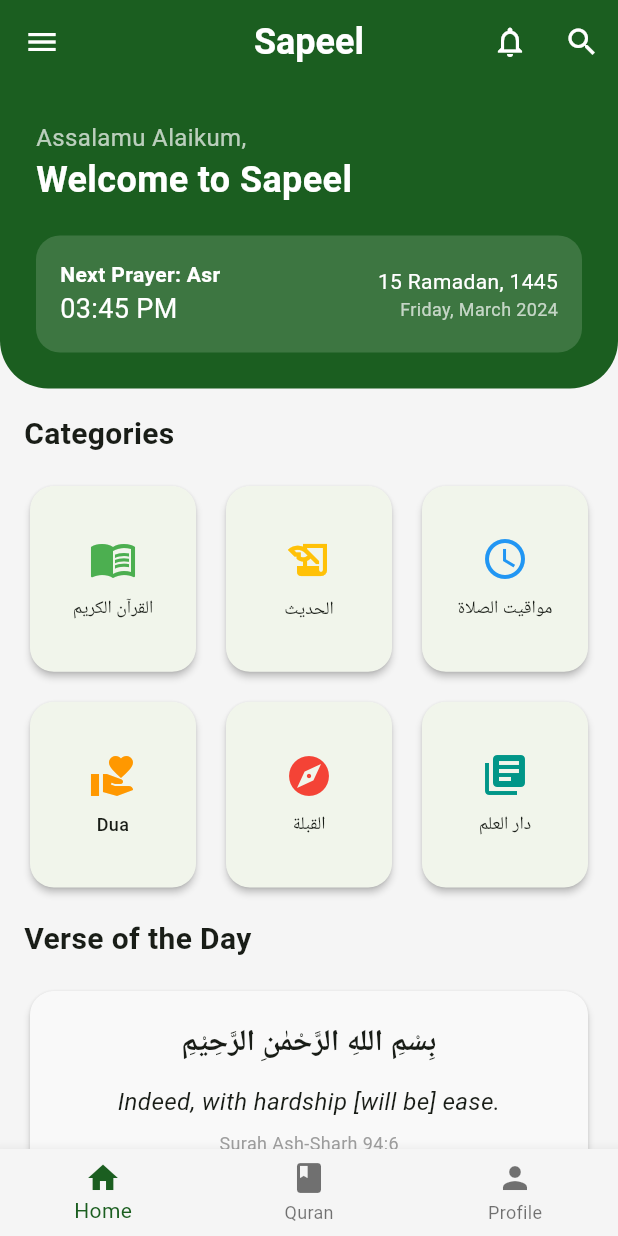
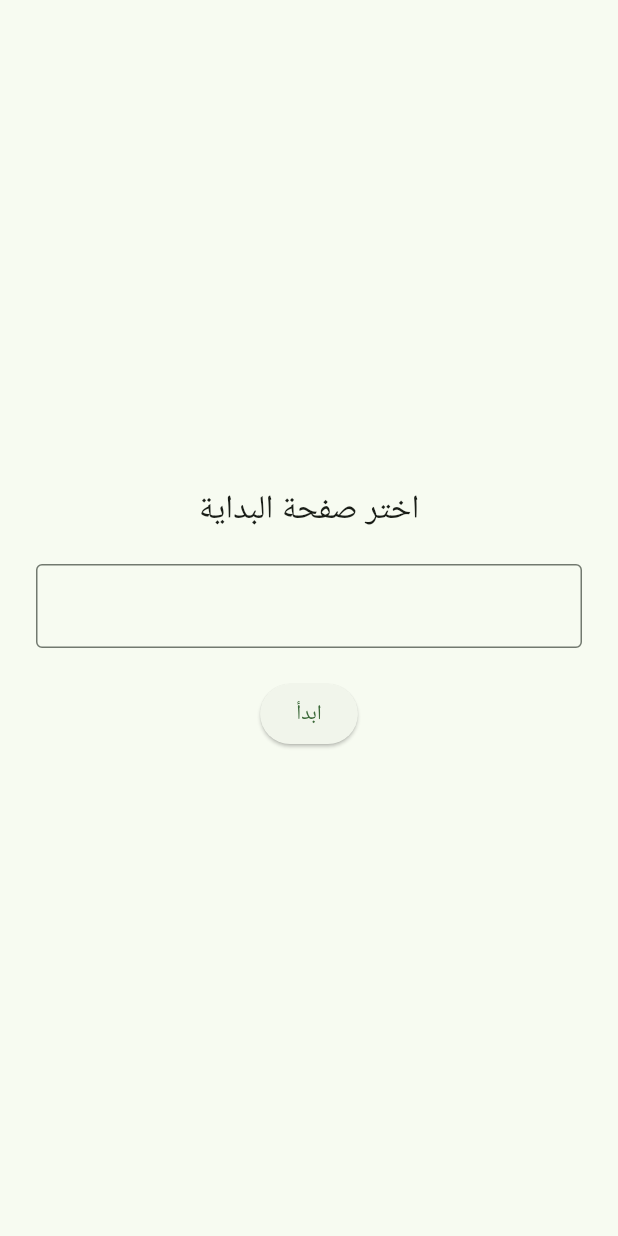
Before and after one commit to mohamedkhaled5/sapeel, a Flutter app: the screen it shows after launch, on a phone screen of 412 x 824 dp. Run offline on Flutter 3.47's test engine with Material 3 defaults, Android fonts, the phone set to English and light mode, and no system bars; our stand-ins replace flutter_svg, hive, hive_flutter, shared_preferences; accounts and stored records are empty.

Commit message:
i don't know wht is this commit .

```diff
--- a/lib/main.dart
+++ b/lib/main.dart
@@ -1,12 +1,19 @@
 import 'package:flutter/material.dart';
-import 'package:sapeel/views/screens/mushaf_screen.dart';
-import 'package:sapeel/views/screens/quran_screen.dart';
-import 'package:sapeel/views/screens/surah_detail.dart';
+import 'package:hive_flutter/hive_flutter.dart';
+import 'package:sapeel/views/hosoon_khamsa/app_storage.dart';
+
+import 'package:sapeel/views/hosoon_khamsa/el_hsoon.dart';
+import 'package:sapeel/views/hosoon_khamsa/start_setup.dart';
+import 'package:sapeel/views/quran_kareem/surah_detail.dart';
 import 'package:sapeel/views/small_widget/Verse_of_the_day.dart';
 import 'package:sapeel/views/small_widget/build_header.dart';
 import 'package:sapeel/views/small_widget/category_grid.dart';
 
-void main() {
+void main() async {
+  WidgetsFlutterBinding.ensureInitialized();
+
+  await Hive.initFlutter(); // ✅ تهيئة Hive
+
   runApp(const QuranApp());
 }
 
@@ -16,45 +23,72 @@ class QuranApp extends StatelessWidget {
   @override
   Widget build(BuildContext context) {
     return MaterialApp(
-      routes: {'/al_quran': (context) => const QuranScreen()},
+      debugShowCheckedModeBanner: false,
+      title: 'Sapeel - Quran & Islamic Sciences',
 
-      // initialRoute: '/al_quran',
       onGenerateRoute: (settings) {
-        if (settings.name == '/surah_detail') {
-          final surahNumber = settings.arguments as int;
-          return MaterialPageRoute(
-            builder: (context) => SurahDetailScreen(surahNumber: surahNumber),
-          );
+        switch (settings.name) {
+          case '/surah_detail':
+            final surahNumber = settings.arguments as int;
+            return MaterialPageRoute(
+              builder: (_) => SurahDetailScreen(surahNumber: surahNumber),
+            );
+
+          case '/dua':
+            return MaterialPageRoute(builder: (_) => const QuranFollowUpFlow());
+
+          case '/setup':
+            return MaterialPageRoute(builder: (_) => const StartSetupScreen());
+
+          default:
+            return MaterialPageRoute(builder: (_) => const HomeScreen());
         }
-        return null;
       },
-      title: 'Sapeel - Quran & Islamic Sciences',
-      debugShowCheckedModeBanner: false,
+
       theme: ThemeData(
         useMaterial3: true,
-        colorScheme: ColorScheme.fromSeed(
-          seedColor: const Color(0xFF1B5E20), // Deep Green
-          primary: const Color(0xFF1B5E20),
-          secondary: const Color(0xFFC69C6D), // Gold/Bronze accent
-          surface: const Color(0xFFF5F5F5),
-        ),
-        appBarTheme: const AppBarTheme(
-          backgroundColor: Color(0xFF1B5E20),
-          foregroundColor: Colors.white,
-          centerTitle: true,
-          elevation: 0,
-        ),
-        cardTheme: CardThemeData(
-          elevation: 2,
-          shape: RoundedRectangleBorder(
-            borderRadius: BorderRadius.circular(16),
-          ),
-        ),
+        colorScheme: ColorScheme.fromSeed(seedColor: const Color(0xFF1B5E20)),
       ),
-      home: const HomeScreen(),
+
+      home: const RootDecider(), // 👈 أهم نقطة
     );
   }
 }
+
+////////////////////////////////////////////////////////////
+
+class RootDecider extends StatefulWidget {
+  const RootDecider({super.key});
+
+  @override
+  State<RootDecider> createState() => _RootDeciderState();
+}
+
+class _RootDeciderState extends State<RootDecider> {
+  int? startPage;
+
+  @override
+  void initState() {
+    super.initState();
+    check();
+  }
+
+  void check() async {
+    startPage = await AppStorage.getStartPage();
+    setState(() {});
+  }
+
+  @override
+  Widget build(BuildContext context) {
+    if (startPage == null) {
+      return const StartSetupScreen(); // 👈 أول مرة
+    }
+
+    return const HomeScreen(); // 👈 لو متسجل
+  }
+}
+
+////////////////////////////////////////////////////////////
 
 class HomeScreen extends StatelessWidget {
   const HomeScreen({super.key});
@@ -67,47 +101,15 @@ class HomeScreen extends StatelessWidget {
           'Sapeel',
           style: TextStyle(fontWeight: FontWeight.bold, fontSize: 24),
         ),
-        actions: [
-          IconButton(
-            onPressed: () {},
-            icon: const Icon(Icons.notifications_none),
-          ),
-          IconButton(onPressed: () {}, icon: const Icon(Icons.search)),
-        ],
       ),
-      drawer: const Drawer(),
       body: SingleChildScrollView(
         child: Column(
-          crossAxisAlignment: CrossAxisAlignment.start,
           children: [
             buildHeader(context),
-            const Padding(
-              padding: EdgeInsets.all(16.0),
-              child: Text(
-                'Categories',
-                style: TextStyle(fontSize: 20, fontWeight: FontWeight.bold),
-              ),
-            ),
             buildCategoryGrid(context),
-            const Padding(
-              padding: EdgeInsets.all(16.0),
-              child: Text(
-                'Verse of the Day',
-                style: TextStyle(fontSize: 20, fontWeight: FontWeight.bold),
-              ),
-            ),
             buildVerseOfTheDay(context),
-            const SizedBox(height: 20),
           ],
         ),
-      ),
-      bottomNavigationBar: BottomNavigationBar(
-        items: const [
-          BottomNavigationBarItem(icon: Icon(Icons.home), label: 'Home'),
-          BottomNavigationBarItem(icon: Icon(Icons.book), label: 'Quran'),
-          BottomNavigationBarItem(icon: Icon(Icons.person), label: 'Profile'),
-        ],
-        selectedItemColor: const Color(0xFF1B5E20),
       ),
     );
   }
--- a/lib/views/category_grid/loading_quran.dart
+++ b/lib/views/category_grid/loading_quran.dart
@@ -1,6 +1,6 @@
 import 'package:flutter/material.dart';
 import 'package:sapeel/data/mushaf_service.dart';
-import 'package:sapeel/views/screens/mushaf_screen.dart';
+import 'package:sapeel/views/quran_kareem/mushaf_screen.dart';
 
 class MushafPage extends StatefulWidget {
   @override
--- /dev/null
+++ b/lib/views/hosoon_khamsa/app_storage.dart
@@ -0,0 +1,30 @@
+import 'package:hive/hive.dart';
+
+class AppStorage {
+  static const boxName = "memorization_box";
+
+  static Future saveStartPage(int page) async {
+    final box = await Hive.openBox(boxName);
+    await box.put("startPage", page);
+  }
+
+  static Future<int?> getStartPage() async {
+    final box = await Hive.openBox(boxName);
+    return box.get("startPage");
+  }
+
+  static Future saveDay(int day) async {
+    final box = await Hive.openBox(boxName);
+    await box.put("currentDay", day);
+  }
+
+  static Future<int> getDay() async {
+    final box = await Hive.openBox(boxName);
+    return box.get("currentDay", defaultValue: 1);
+  }
+
+  static Future reset() async {
+    final box = await Hive.openBox(boxName);
+    await box.clear();
+  }
+}
--- /dev/null
+++ b/lib/views/hosoon_khamsa/start_setup.dart
@@ -0,0 +1,46 @@
+import 'package:flutter/material.dart';
+import 'package:sapeel/views/hosoon_khamsa/app_storage.dart';
+
+class StartSetupScreen extends StatefulWidget {
+  const StartSetupScreen({super.key});
+
+  @override
+  State<StartSetupScreen> createState() => _StartSetupScreenState();
+}
+
+class _StartSetupScreenState extends State<StartSetupScreen> {
+  final controller = TextEditingController();
+
+  void start() async {
+    final page = int.tryParse(controller.text);
+    if (page == null) return;
+
+    await AppStorage.saveStartPage(page);
+    await AppStorage.saveDay(1);
+
+    Navigator.pushReplacementNamed(context, "/dashboard");
+  }
+
+  @override
+  Widget build(BuildContext context) {
+    return Scaffold(
+      body: Padding(
+        padding: const EdgeInsets.all(24),
+        child: Column(
+          mainAxisAlignment: MainAxisAlignment.center,
+          children: [
+            const Text("اختر صفحة البداية", style: TextStyle(fontSize: 22)),
+            const SizedBox(height: 20),
+            TextField(
+              controller: controller,
+              keyboardType: TextInputType.number,
+              decoration: const InputDecoration(border: OutlineInputBorder()),
+            ),
+            const SizedBox(height: 20),
+            ElevatedButton(onPressed: start, child: const Text("ابدأ")),
+          ],
+        ),
+      ),
+    );
+  }
+}
--- a/lib/views/screens/quran_screen.dart
+++ b/lib/views/quran_kareem/quran_screen.dart
@@ -3,7 +3,7 @@ import 'package:sapeel/data/quran_api.dart';
 import 'package:sapeel/model/surah_data_model.dart';
 // ignore: depend_on_referenced_packages
 import 'package:flutter_svg/flutter_svg.dart';
-import 'package:sapeel/views/screens/surah_detail.dart';
+import 'package:sapeel/views/quran_kareem/surah_detail.dart';
 
 class QuranScreen extends StatefulWidget {
   const QuranScreen({super.key});
--- a/lib/views/screens/surah_detail.dart
+++ b/lib/views/quran_kareem/surah_detail.dart
@@ -1,7 +1,7 @@
 import 'package:flutter/material.dart';
 import 'package:sapeel/data/quran_api.dart';
 import 'package:sapeel/model/surah_detail_model.dart';
-import 'package:sapeel/views/screens/mushaf_screen.dart';
+import 'package:sapeel/views/quran_kareem/mushaf_screen.dart';
 
 class SurahDetailScreen extends StatefulWidget {
   final int surahNumber;
--- a/lib/views/small_widget/category_grid.dart
+++ b/lib/views/small_widget/category_grid.dart
@@ -21,8 +21,8 @@ Widget buildCategoryGrid(BuildContext context) {
       'route': '/prayer_times',
     },
     {
-      'title': 'Dua',
-      'icon': Icons.volunteer_activism,
+      'title': 'الحصون الخمسه',
+      'icon': Icons.five_g,
       'color': Colors.orange,
       'route': '/dua',
     },
--- a/pubspec.yaml
+++ b/pubspec.yaml
@@ -40,6 +40,8 @@ dependencies:
   cupertino_icons: ^1.0.8
   shared_preferences: ^2.2.2
   archive: ^4.0.7
+  hive: ^2.2.3
+  hive_flutter: ^1.1.0
 dev_dependencies:
   flutter_test:
     sdk: flutter
```
Also changed, not shown: lib/views/hosoon_khamsa/crunte_day.dart (added, +68 -0 lines), lib/views/hosoon_khamsa/el_hsoon.dart (added, +96 -0 lines), lib/views/hosoon_khamsa/memorization_engine.dart (added, +37 -0 lines), lib/views/quran_kareem/mushaf_screen.dart (renamed from lib/views/screens/mushaf_screen.dart), pubspec.lock.
